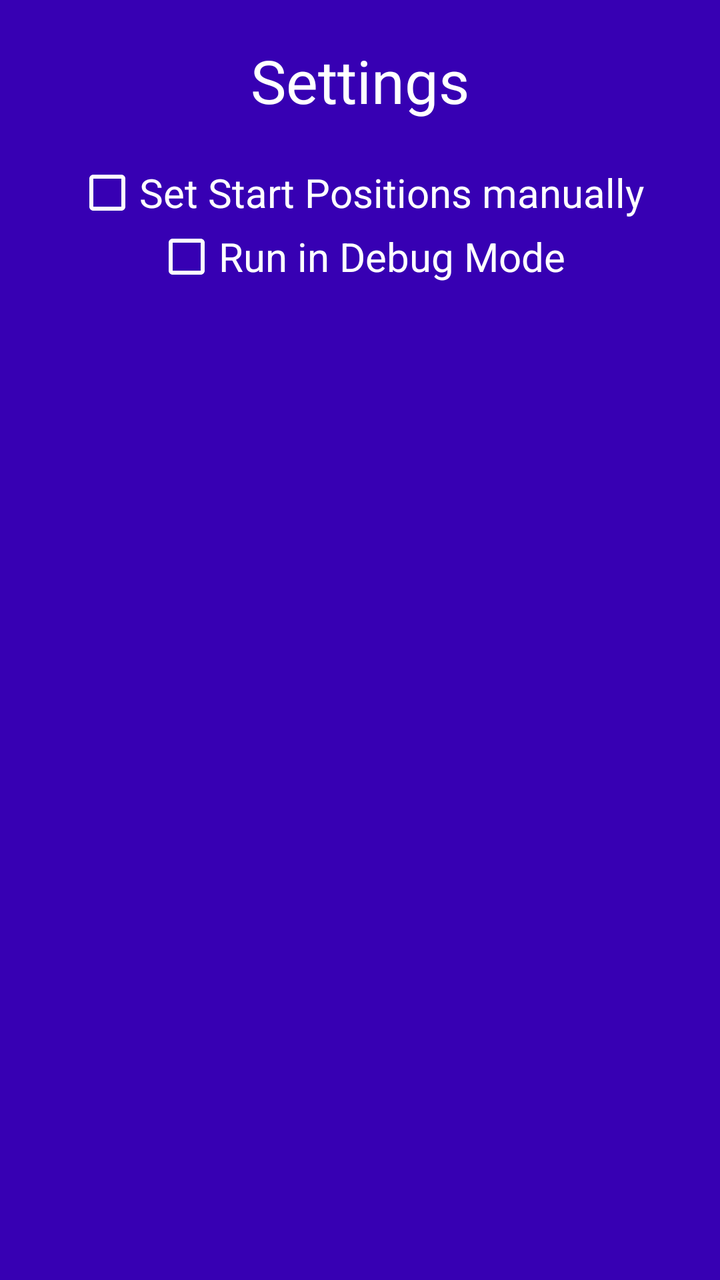
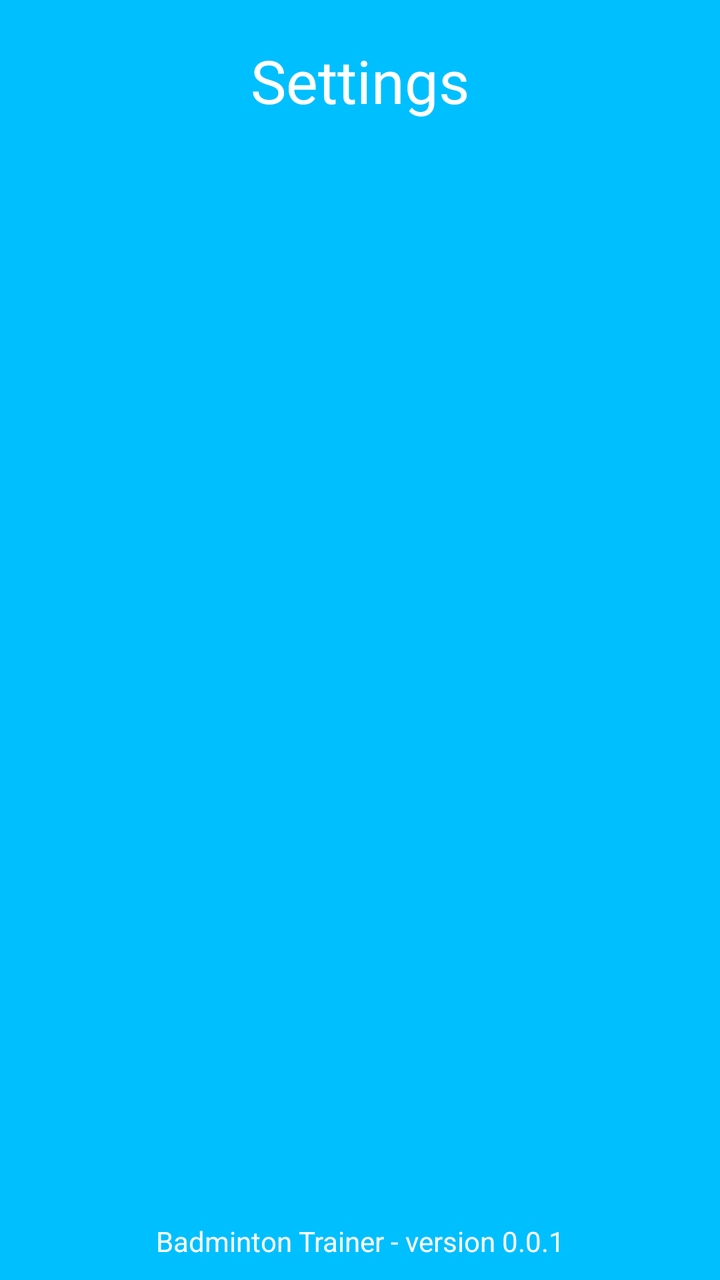

Before-and-after screenshots of an Android layout around one commit, followed by the original layout XML and the change that was made.
<!-- AndroidManifest.xml: application theme AppTheme -->
<!-- res/layout/settings_activity.xml -->
<LinearLayout xmlns:android="http://schemas.android.com/apk/res/android"
    xmlns:tools="http://schemas.android.com/tools"
    android:id="@+id/settingsLayout"
    android:layout_width="match_parent"
    android:layout_height="match_parent"
    android:background="@color/colorPrimaryDark"
    android:orientation="vertical"
    tools:context=".SettingsActivity">

    <TextView
        android:id="@+id/settingsHeadline"
        android:layout_width="wrap_content"
        android:layout_height="wrap_content"
        android:layout_gravity="center"
        android:layout_margin="@dimen/marginSettings"
        android:text="@string/settingsHeadline"
        android:textColor="@color/colorSettings"
        android:textSize="30sp" />

    <CheckBox
        android:id="@+id/setManualStartPositions"
        android:layout_width="wrap_content"
        android:layout_height="wrap_content"
        android:buttonTint="@color/colorSettings"
        android:layout_gravity="center_horizontal|center_vertical"
        android:text="@string/settings_manualStartPos"
        android:textColor="@color/colorSettings"
        android:textSize="20sp" />

    <CheckBox
        android:id="@+id/setDebugMode"
        android:layout_width="wrap_content"
        android:layout_height="wrap_content"
        android:buttonTint="@color/colorSettings"
        android:layout_gravity="center_horizontal|center_vertical"
        android:text="@string/settings_debugMode"
        android:textColor="@color/colorSettings"
        android:textSize="20sp" />

</LinearLayout>
<!-- resources referenced by this layout -->
<resources>
  <color name="colorPrimaryDark">#3700B3</color>
  <color name="colorSettings">#FFFFFF</color>
  <dimen name="marginSettings">20dp</dimen>
  <string name="settingsHeadline">Settings</string>
  <string name="settings_debugMode">Run in Debug Mode</string>
  <string name="settings_manualStartPos">Set Start Positions manually</string>
  <style name="AppTheme" parent="Theme.AppCompat.Light.NoActionBar">
          
          <item name="colorPrimary">@color/colorPrimary</item>
          <item name="colorPrimaryDark">@color/colorPrimaryDark</item>
          <item name="colorAccent">@color/colorAccent</item>
      </style>
  <color name="colorPrimary">#6200EE</color>
  <color name="colorAccent">#03DAC5</color>
</resources>

<!-- the commit's change to res/layout/settings_activity.xml (unified diff, before → after) -->
@@ -1,16 +1,16 @@
-<LinearLayout xmlns:android="http://schemas.android.com/apk/res/android"
+<RelativeLayout xmlns:android="http://schemas.android.com/apk/res/android"
     xmlns:tools="http://schemas.android.com/tools"
     android:id="@+id/settingsLayout"
     android:layout_width="match_parent"
     android:layout_height="match_parent"
     android:background="@color/colorPrimaryDark"
-    android:orientation="vertical"
     tools:context=".SettingsActivity">
 
     <TextView
         android:id="@+id/settingsHeadline"
         android:layout_width="wrap_content"
         android:layout_height="wrap_content"
+        android:layout_centerHorizontal="true"
         android:layout_gravity="center"
         android:layout_margin="@dimen/marginSettings"
         android:text="@string/settingsHeadline"
@@ -21,20 +21,35 @@
         android:id="@+id/setManualStartPositions"
         android:layout_width="wrap_content"
         android:layout_height="wrap_content"
+        android:layout_below="@id/settingsHeadline"
         android:buttonTint="@color/colorSettings"
+        android:layout_margin="10dp"
         android:layout_gravity="center_horizontal|center_vertical"
         android:text="@string/settings_manualStartPos"
         android:textColor="@color/colorSettings"
-        android:textSize="20sp" />
+        android:textSize="20sp"
+        android:visibility="invisible"/>
 
     <CheckBox
         android:id="@+id/setDebugMode"
         android:layout_width="wrap_content"
         android:layout_height="wrap_content"
+        android:layout_below="@id/setManualStartPositions"
         android:buttonTint="@color/colorSettings"
+        android:layout_margin="10dp"
         android:layout_gravity="center_horizontal|center_vertical"
         android:text="@string/settings_debugMode"
         android:textColor="@color/colorSettings"
-        android:textSize="20sp" />
+        android:textSize="20sp"
+        android:visibility="invisible"/>
 
-</LinearLayout>
+    <TextView
+        android:layout_width="match_parent"
+        android:layout_height="wrap_content"
+        android:layout_margin="10dp"
+        android:layout_alignParentBottom="true"
+        android:text="@string/version"
+        android:textColor="@color/colorSettings"
+        android:textAlignment="center"/>
+
+</RelativeLayout>
<!-- resource entries referenced after the edit -->
@@ -1,11 +1,12 @@
 <!-- resources referenced by this layout -->
 <resources>
-  <color name="colorPrimaryDark">#3700B3</color>
+  <color name="colorPrimaryDark">#00BFFF</color>
   <color name="colorSettings">#FFFFFF</color>
   <dimen name="marginSettings">20dp</dimen>
   <string name="settingsHeadline">Settings</string>
   <string name="settings_debugMode">Run in Debug Mode</string>
   <string name="settings_manualStartPos">Set Start Positions manually</string>
+  <string name="version">Badminton Trainer - version 0.0.1</string>
   <style name="AppTheme" parent="Theme.AppCompat.Light.NoActionBar">
           
           <item name="colorPrimary">@color/colorPrimary</item>
